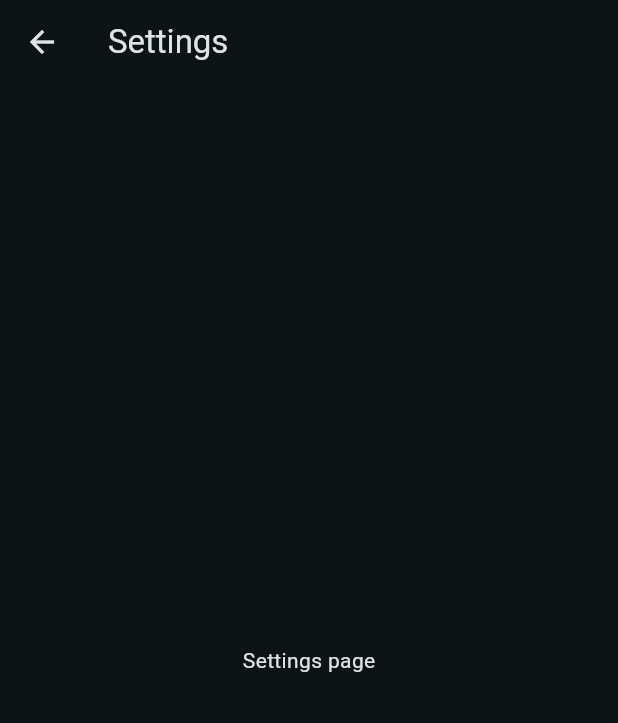
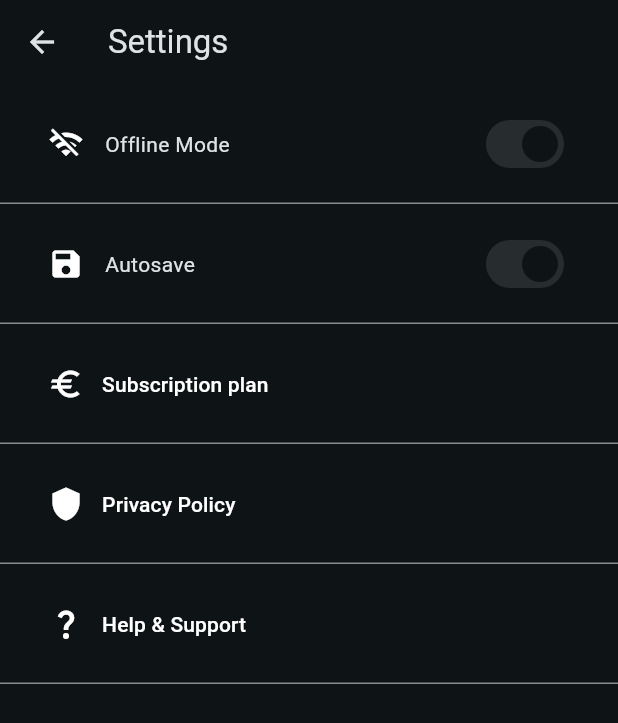
Before and after one commit to leo-usa/voice_memo, a Flutter app: the SettingsPage screen opened directly, on a phone screen of 412 x 824 dp. Shown: the top 723 px of the screen. Run offline on Flutter 3.47's test engine with Material 2 defaults, Android fonts, the phone set to English and light mode, and no system bars; our stand-ins replace audioplayers; missing offline and left inert: record; statements that could not run were skipped.

Commit message:
settings page visuals

```diff
--- a/lib/settings.dart
+++ b/lib/settings.dart
@@ -9,8 +9,118 @@ class SettingsPage extends StatelessWidget {
         title: const Text('Settings'),
       ),
       body: const Center(
-        child: Text('Settings page'),
+        child: Column(
+          children: [
+            DecoratedBox(
+              decoration: rowUnderline,
+              child: Padding(
+                padding: EdgeInsets.all(rowPadding),
+                child: Row(
+                  children: [
+                    Padding(
+                      padding: EdgeInsets.only(left: 16.0, right: 14.0),
+                      child: Icon(Icons.wifi_off),
+                    ),
+                    Text('Offline Mode'),
+                    Spacer(),
+                    Padding(
+                      padding: EdgeInsets.only(right: 16.0),
+                      child: Switch(
+                        value: true,
+                        onChanged: null,
+                      ),
+                    )
+                  ],
+                ),
+              ),
+            ),
+            DecoratedBox(
+              decoration: rowUnderline,
+              child: Padding(
+                padding: EdgeInsets.all(rowPadding),
+                child: Row(
+                  children: [
+                    Padding(
+                      padding: EdgeInsets.only(left: 16.0, right: 14.0),
+                      child: Icon(Icons.save),
+                    ),
+                    Text('Autosave'),
+                    Spacer(),
+                    Padding(
+                      padding: EdgeInsets.only(right: 16.0),
+                      child: Switch(
+                        value: true,
+                        onChanged: null,
+                      ),
+                    )
+                  ],
+                ),
+              ),
+            ),
+            DecoratedBox(
+              decoration: rowUnderline,
+              child: Padding(
+                padding: EdgeInsets.all(rowPadding),
+                child: Row(
+                  children: [
+                    Padding(
+                      padding: EdgeInsets.only(left: 16.0),
+                      child: Icon(Icons.euro),
+                    ),
+                    TextButton(
+                        onPressed: null,
+                        child: Text('Subscription plan',
+                            style: TextStyle(color: Colors.white)))
+                  ],
+                ),
+              ),
+            ),
+            DecoratedBox(
+              decoration: rowUnderline,
+              child: Padding(
+                padding: EdgeInsets.all(rowPadding),
+                child: Row(
+                  children: [
+                    Padding(
+                      padding: EdgeInsets.only(left: 16.0),
+                      child: Icon(Icons.shield),
+                    ),
+                    TextButton(
+                        onPressed: null,
+                        child: Text('Privacy Policy',
+                            style: TextStyle(color: Colors.white)))
+                  ],
+                ),
+              ),
+            ),
+            DecoratedBox(
+              decoration: rowUnderline,
+              child: Padding(
+                padding: EdgeInsets.all(rowPadding),
+                child: Row(
+                  children: [
+                    Padding(
+                      padding: EdgeInsets.only(left: 16.0),
+                      child: Icon(Icons.question_mark),
+                    ),
+                    TextButton(
+                        onPressed: null,
+                        child: Text('Help & Support',
+                            style: TextStyle(color: Colors.white)))
+                  ],
+                ),
+              ),
+            )
+          ],
+        ),
       ),
     );
   }
 }
+
+const double rowPadding = 16.0;
+
+const rowUnderline = BoxDecoration(
+    border: Border(
+        bottom:
+            BorderSide(color: Color.fromARGB(130, 255, 255, 255), width: 1)));
```
Also changed, not shown: 1 other file.
